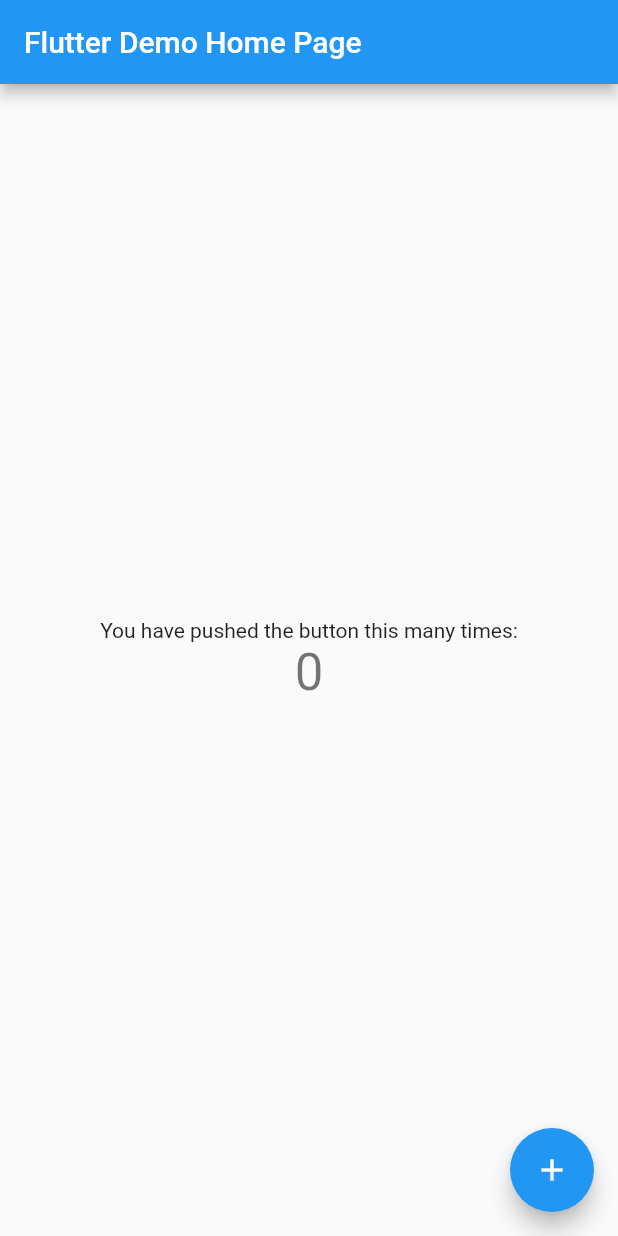
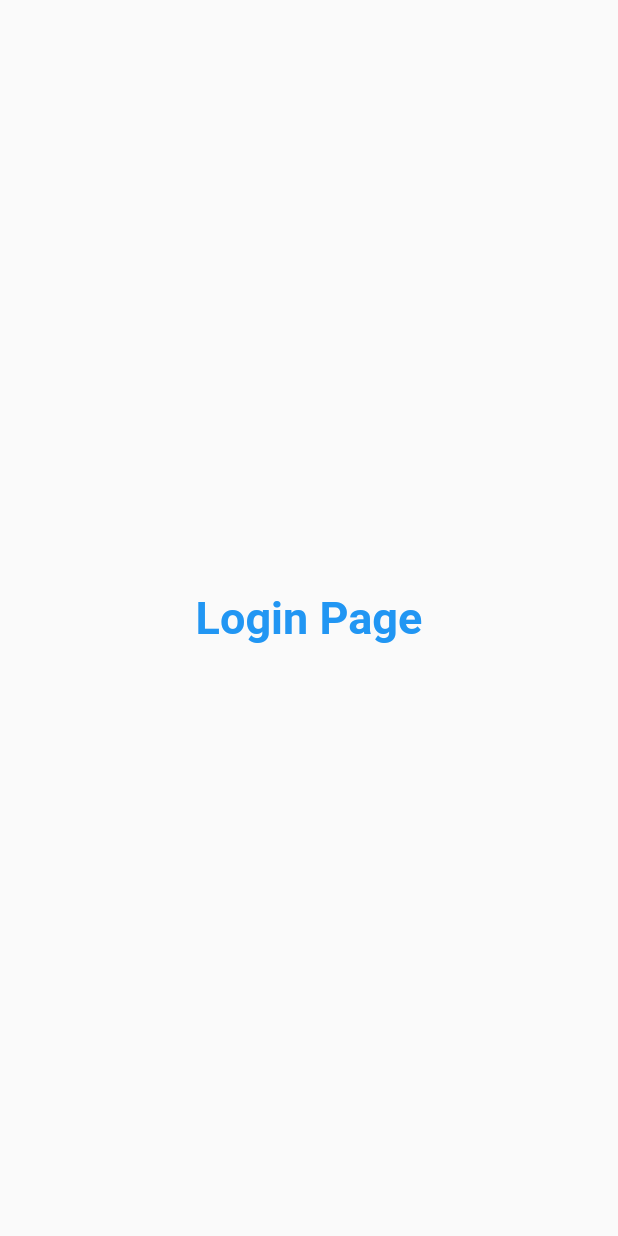
Before and after one commit to saadkhan4069/flutter_oms, a Flutter app: the screen it shows after launch, on a phone screen of 412 x 824 dp. Run offline on Flutter 3.47's test engine with Material 2 defaults, Android fonts, the phone set to English and light mode, and no system bars.

Commit message:
day 3 complete

```diff
--- a/lib/main.dart
+++ b/lib/main.dart
@@ -1,115 +1,24 @@
 import 'package:flutter/material.dart';
+import 'package:medicalfqpixel/pages/home_page.dart';
+import 'package:medicalfqpixel/pages/login_oage.dart';
 
 void main() {
-  runApp(const MyApp());
+  runApp(const myApp());
 }
 
-class MyApp extends StatelessWidget {
-  const MyApp({Key? key}) : super(key: key);
+class myApp extends StatelessWidget {
+  const myApp({Key? key}) : super(key: key);
 
-  // This widget is the root of your application.
   @override
   Widget build(BuildContext context) {
     return MaterialApp(
-      title: 'Flutter Demo',
-      theme: ThemeData(
-        // This is the theme of your application.
-        //
-        // Try running your application with "flutter run". You'll see the
-        // application has a blue toolbar. Then, without quitting the app, try
-        // changing the primarySwatch below to Colors.green and then invoke
-        // "hot reload" (press "r" in the console where you ran "flutter run",
-        // or simply save your changes to "hot reload" in a Flutter IDE).
-        // Notice that the counter didn't reset back to zero; the application
-        // is not restarted.
-        primarySwatch: Colors.blue,
-      ),
-      home: const MyHomePage(title: 'Flutter Demo Home Page'),
-    );
+        // home: homePage(),
+        theme: ThemeData(primarySwatch: Colors.deepPurple),
+        themeMode: ThemeMode.light,
+        darkTheme: ThemeData(brightness: Brightness.dark),
+        routes: {
+          "/": (context) => loginPage(),
+          "/login": (context) => loginPage()
+        });
   }
 }
-
-class MyHomePage extends StatefulWidget {
-  const MyHomePage({Key? key, required this.title}) : super(key: key);
-
-  // This widget is the home page of your application. It is stateful, meaning
-  // that it has a State object (defined below) that contains fields that affect
-  // how it looks.
-
-  // This class is the configuration for the state. It holds the values (in this
-  // case the title) provided by the parent (in this case the App widget) and
-  // used by the build method of the State. Fields in a Widget subclass are
-  // always marked "final".
-
-  final String title;
-
-  @override
-  State<MyHomePage> createState() => _MyHomePageState();
-}
-
-class _MyHomePageState extends State<MyHomePage> {
-  int _counter = 0;
-
-  void _incrementCounter() {
-    setState(() {
-      // This call to setState tells the Flutter framework that something has
-      // changed in this State, which causes it to rerun the build method below
-      // so that the display can reflect the updated values. If we changed
-      // _counter without calling setState(), then the build method would not be
-      // called again, and so nothing would appear to happen.
-      _counter++;
-    });
-  }
-
-  @override
-  Widget build(BuildContext context) {
-    // This method is rerun every time setState is called, for instance as done
-    // by the _incrementCounter method above.
-    //
-    // The Flutter framework has been optimized to make rerunning build methods
-    // fast, so that you can just rebuild anything that needs updating rather
-    // than having to individually change instances of widgets.
-    return Scaffold(
-      appBar: AppBar(
-        // Here we take the value from the MyHomePage object that was created by
-        // the App.build method, and use it to set our appbar title.
-        title: Text(widget.title),
-      ),
-      body: Center(
-        // Center is a layout widget. It takes a single child and positions it
-        // in the middle of the parent.
-        child: Column(
-          // Column is also a layout widget. It takes a list of children and
-          // arranges them vertically. By default, it sizes itself to fit its
-          // children horizontally, and tries to be as tall as its parent.
-          //
-          // Invoke "debug painting" (press "p" in the console, choose the
-          // "Toggle Debug Paint" action from the Flutter Inspector in Android
-          // Studio, or the "Toggle Debug Paint" command in Visual Studio Code)
-          // to see the wireframe for each widget.
-          //
-          // Column has various properties to control how it sizes itself and
-          // how it positions its children. Here we use mainAxisAlignment to
-          // center the children vertically; the main axis here is the vertical
-          // axis because Columns are vertical (the cross axis would be
-          // horizontal).
-          mainAxisAlignment: MainAxisAlignment.center,
-          children: <Widget>[
-            const Text(
-              'You have pushed the button this many times:',
-            ),
-            Text(
-              '$_counter',
-              style: Theme.of(context).textTheme.headline4,
-            ),
-          ],
-        ),
-      ),
-      floatingActionButton: FloatingActionButton(
-        onPressed: _incrementCounter,
-        tooltip: 'Increment',
-        child: const Icon(Icons.add),
-      ), // This trailing comma makes auto-formatting nicer for build methods.
-    );
-  }
-}
--- /dev/null
+++ b/lib/pages/home_page.dart
@@ -0,0 +1,21 @@
+import 'package:flutter/material.dart';
+
+class homePage extends StatelessWidget {
+  final String $name = "saad";
+  final String feilds = "PHP & FLUTTER ";
+  @override
+  Widget build(BuildContext context) {
+    return Scaffold(
+      appBar: AppBar(
+        title: Text("Catalog App"),
+        centerTitle: true,
+      ),
+      body: Center(
+        child: Container(
+          child: Text("hello my name is saad And i m $feilds developer"),
+        ),
+      ),
+      drawer: Drawer(),
+    );
+  }
+}
--- /dev/null
+++ b/lib/pages/login_oage.dart
@@ -0,0 +1,18 @@
+import 'package:flutter/material.dart';
+
+class loginPage extends StatelessWidget {
+  const loginPage({Key? key}) : super(key: key);
+
+  @override
+  Widget build(BuildContext context) {
+    return Material(
+      child: Center(
+        child: Text(
+          "Login Page",
+          style: TextStyle(
+              fontSize: 30, color: Colors.blue, fontWeight: FontWeight.bold),
+        ),
+      ),
+    );
+  }
+}
```
